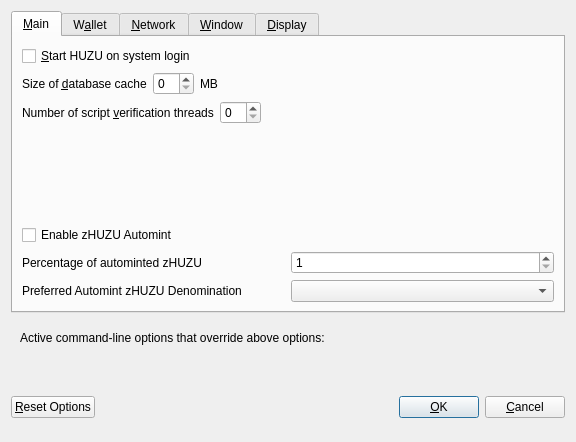
The window that src/qt/forms/optionsdialog.ui (unigrid-project/daemon) describes before a commit, drawn with Qt 5.
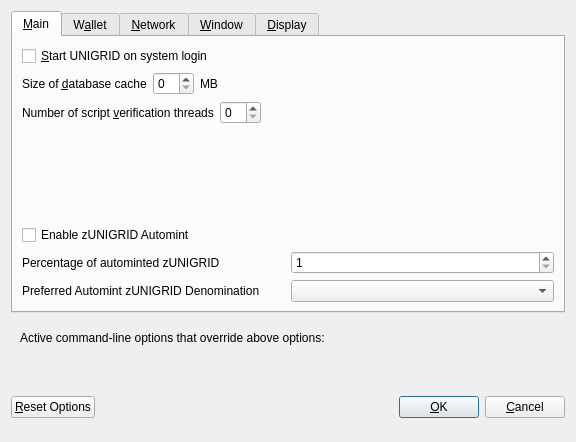
The same window after the commit. Custom widgets are drawn as their Qt base class.

Commit message: Migrate the whole repository to the UNIGRID brand

Diff of the .ui file:
```diff
--- a/src/qt/forms/optionsdialog.ui
+++ b/src/qt/forms/optionsdialog.ui
@@ -33,7 +33,7 @@
           <string>Automatically start HUZU after logging in to the system.</string>
          </property>
          <property name="text">
-          <string>&amp;Start HUZU on system login</string>
+          <string>&amp;Start UNIGRID on system login</string>
          </property>
         </widget>
        </item>
@@ -139,7 +139,7 @@
           <enum>Qt::LeftToRight</enum>
          </property>
          <property name="text">
-          <string>Enable zHUZU Automint</string>
+          <string>Enable zUNIGRID Automint</string>
          </property>
         </widget>
        </item>
@@ -151,7 +151,7 @@
             <string>Percentage of incoming HUZU which get automatically converted to zHUZU via Zerocoin Protocol (min: 10%)</string>
            </property>
            <property name="text">
-            <string>Percentage of autominted zHUZU</string>
+            <string>Percentage of autominted zUNIGRID</string>
            </property>
           </widget>
          </item>
@@ -184,7 +184,7 @@
             <string>Wait with automatic conversion to Zerocoin until enough HUZU for this denomination is available</string>
            </property>
            <property name="text">
-            <string>Preferred Automint zHUZU Denomination</string>
+            <string>Preferred Automint zUNIGRID Denomination</string>
            </property>
           </widget>
          </item>
```
Left out of the diff: 18 changed lines with no effect on the pictures. The commit also changes 587 other files.
